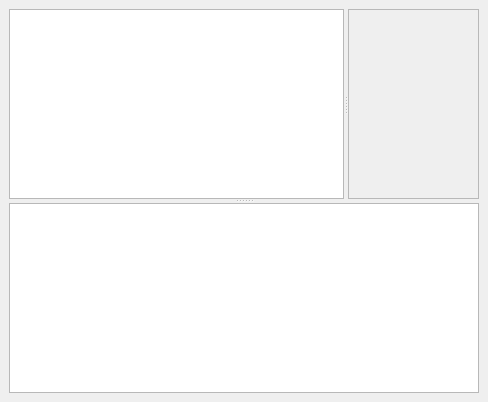
The window that branches/0.2/profit/widgets/ui_accountdisplay.ui (radupaul/profitpy) describes before a commit, drawn with Qt 5.
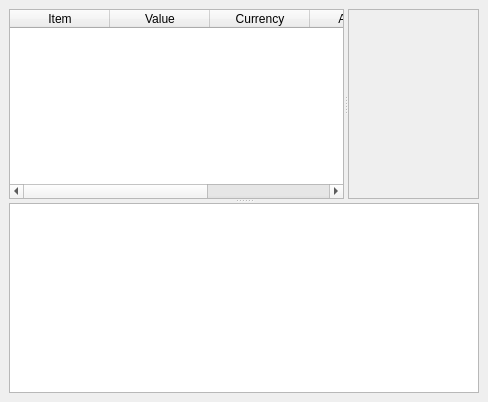
The same window after the commit.

Commit message:
Moved selection mode and selection behavior properties of ticker table and account table into their .ui files.  Moved column names into .ui files for these tables.  Also added dotted grids and alternating row colors for both.  Cleanup of tickerdisplay.py and accountdisplay.py to reflect.
Removed SettingKeys class in favor of an inner class named 'keys'.
Client interface remains the same.

Diff of the .ui file:
```diff
--- a/branches/0.2/profit/widgets/ui_accountdisplay.ui
+++ b/branches/0.2/profit/widgets/ui_accountdisplay.ui
@@ -20,15 +20,53 @@
     <number>6</number>
    </property>
    <item>
-    <widget class="QSplitter" name="" >
+    <widget class="QSplitter" name="splitter" >
      <property name="orientation" >
       <enum>Qt::Vertical</enum>
      </property>
-     <widget class="QSplitter" name="" >
+     <widget class="QSplitter" name="splitter" >
       <property name="orientation" >
        <enum>Qt::Horizontal</enum>
       </property>
-      <widget class="QTableWidget" name="accountValuesTable" />
+      <widget class="QTableWidget" name="accountValuesTable" >
+       <property name="alternatingRowColors" >
+        <bool>true</bool>
+       </property>
+       <property name="selectionMode" >
+        <enum>QAbstractItemView::SingleSelection</enum>
+       </property>
+       <property name="selectionBehavior" >
+        <enum>QAbstractItemView::SelectRows</enum>
+       </property>
+       <property name="gridStyle" >
+        <enum>Qt::DotLine</enum>
+       </property>
+       <column>
+        <property name="text" >
+         <string>Item</string>
+        </property>
+       </column>
+       <column>
+        <property name="text" >
+         <string>Value</string>
+        </property>
+       </column>
+       <column>
+        <property name="text" >
+         <string>Currency</string>
+        </property>
+       </column>
+       <column>
+        <property name="text" >
+         <string>Account</string>
+        </property>
+       </column>
+       <column>
+        <property name="text" >
+         <string>Plot</string>
+        </property>
+       </column>
+      </widget>
       <widget class="QFrame" name="plotFrame" >
        <property name="frameShape" >
         <enum>QFrame::StyledPanel</enum>
```
Left out of the diff: 9 changed lines with no effect on the pictures. The commit also changes 4 other files.
